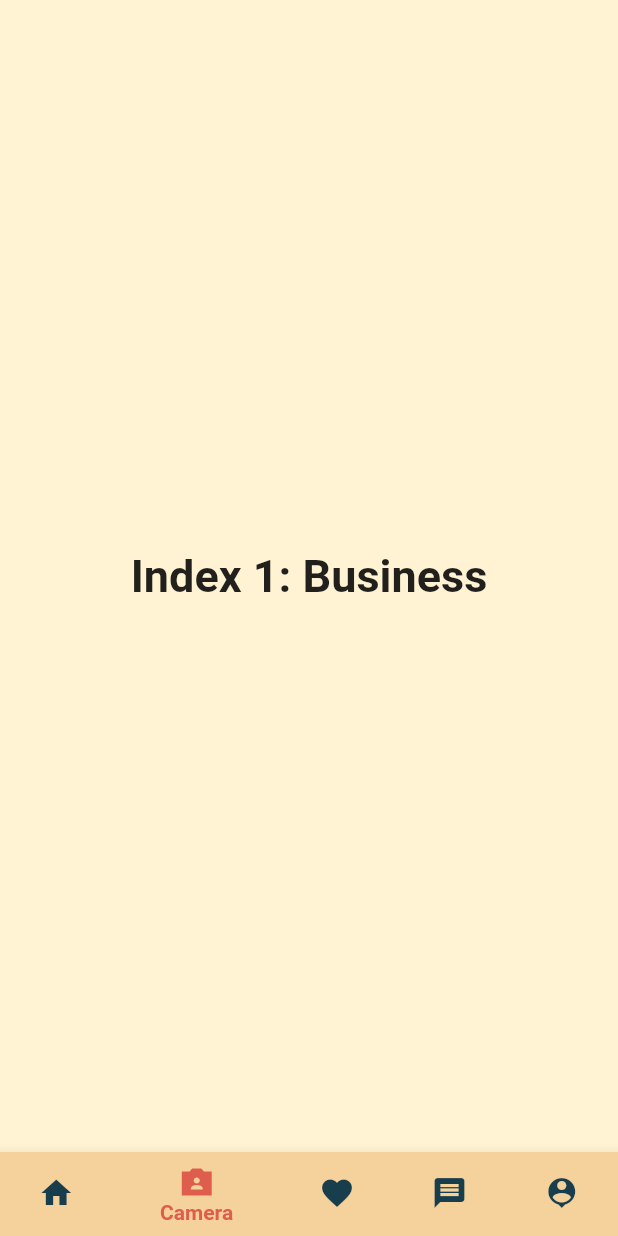
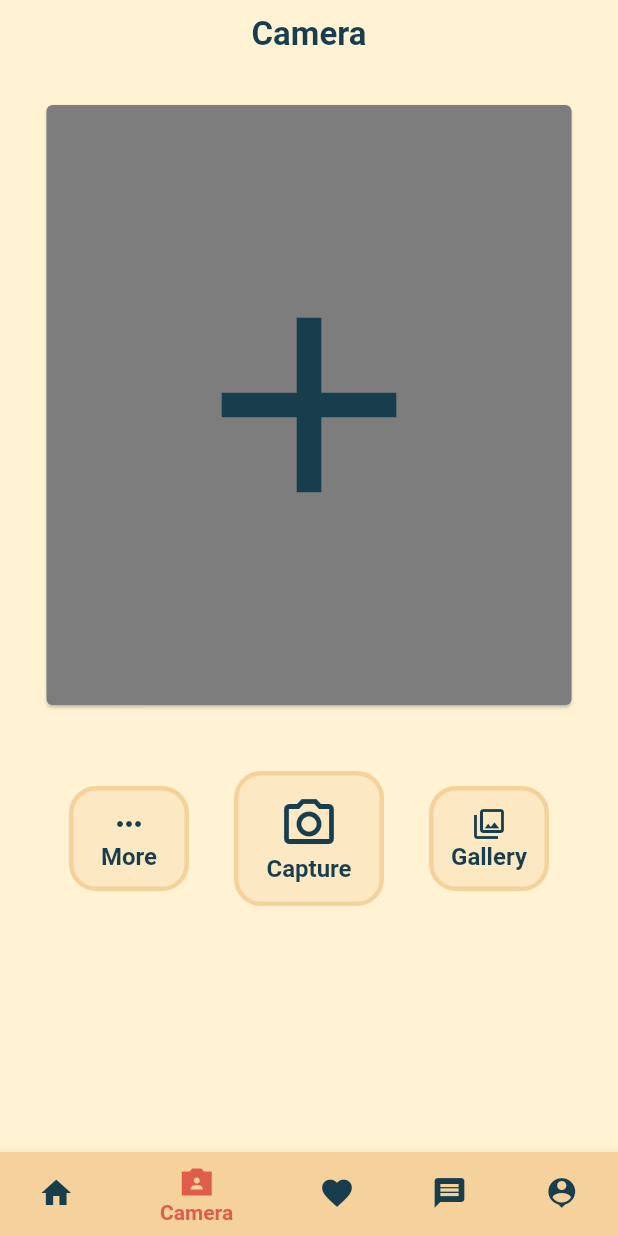
Before and after one commit to TharinduWeerasinghe/FYP_EMuTheraphy_app, a Flutter app: the screen it shows after launch, item 2 of the bottom bar chosen, on a phone screen of 412 x 824 dp. Run offline on Flutter 3.47's test engine with Material 2 defaults, Android fonts, the light colour scheme and no system bars; our stand-ins replace device_preview; missing offline and left inert: dart:ffi.

Commit message:
Implement camera tab

```diff
--- a/lib/colors.dart
+++ b/lib/colors.dart
@@ -4,6 +4,7 @@ const Color mainBGColor = Color(0xFFF5D19B);
 const Color secondBGColor = Color(0xFFFFF3D4);
 const Color mainFontColor = Color(0xFF183D4D);
 const Color darkOrangeColor = Color(0xFFDE5D4D);
+const Color ashColor = Color(0xFF7D7D7D);
 
 //colors with opacity
 Color mainBGColor30 = const Color(0xFFF5D19B).withOpacity(0.3);
--- /dev/null
+++ b/lib/screens/camera_tab_screen.dart
@@ -0,0 +1,124 @@
+import 'package:flutter/material.dart';
+
+import '/colors.dart';
+
+class CameraTab extends StatefulWidget {
+  const CameraTab({Key? key}) : super(key: key);
+
+  @override
+  State<CameraTab> createState() => _CameraTabState();
+}
+
+class _CameraTabState extends State<CameraTab> {
+  @override
+  Widget build(BuildContext context) {
+    return Container(
+      alignment: Alignment.topCenter,
+      child: SingleChildScrollView(
+          child: Column(
+            //crossAxisAlignment: CrossAxisAlignment.start,
+            children: [
+              const Padding(
+                padding: EdgeInsets.symmetric(vertical: 10, horizontal: 25),
+                child: Align(
+                    alignment: Alignment.topCenter,
+                    child: Text("Camera", style: TextStyle(fontSize: 22, color: mainFontColor, fontWeight: FontWeight.bold,),)
+                ),
+              ),
+              const SizedBox(
+                height: 20,
+              ),
+              const Card(
+                color: ashColor,
+                child: SizedBox(
+                  width: 350,
+                  height: 400,
+                  child: Center(
+                    child: Icon(Icons.add, size: 200, color: mainFontColor,),
+                  ),
+                ),
+              ),
+              const SizedBox(
+                height: 40,
+              ),
+              Row(
+                crossAxisAlignment: CrossAxisAlignment.center,
+                mainAxisAlignment: MainAxisAlignment.center,
+                children: [
+                  GestureDetector(
+                    onTap: (){
+                      debugPrint('Card tapped.');
+                    },
+                    child: Container(
+                      height: 70,
+                      width: 80,
+                      decoration: BoxDecoration(
+                        color: mainBGColor30,
+                        border: Border.all(color: mainBGColor, width: 3),
+                        borderRadius: BorderRadius.all(Radius.circular(18)),
+                      ),
+                      child: Column(
+                        mainAxisAlignment: MainAxisAlignment.center,
+                        children: const [
+                          Icon(Icons.more_horiz,color: mainFontColor),
+                          Text("More", style: TextStyle(fontSize: 16, color: mainFontColor, fontWeight: FontWeight.bold,),)
+                        ],
+                      ),
+                    ),
+                  ),
+                  const SizedBox(
+                    width: 30.0,
+                  ),
+                  GestureDetector(
+                    onTap: (){
+                      debugPrint('Card tapped.');
+                    },
+                    child: Container(
+                      height: 90,
+                      width: 100,
+                      decoration: BoxDecoration(
+                        color: mainBGColor30,
+                        border: Border.all(color: mainBGColor, width: 3),
+                        borderRadius: BorderRadius.all(Radius.circular(18)),
+                      ),
+                      child: Column(
+                        mainAxisAlignment: MainAxisAlignment.center,
+                        children: const [
+                          Icon(Icons.camera_alt_outlined, size: 40, color: mainFontColor,),
+                          Text("Capture", style: TextStyle(fontSize: 16, color: mainFontColor, fontWeight: FontWeight.bold,),)
+                        ],
+                      ),
+                    ),
+                  ),
+                  const SizedBox(
+                    width: 30.0,
+                  ),
+                  GestureDetector(
+                    onTap: (){
+                      debugPrint('Card tapped.');
+                    },
+                    child: Container(
+                      height: 70,
+                      width: 80,
+                      decoration: BoxDecoration(
+                        color: mainBGColor30,
+                        border: Border.all(color: mainBGColor, width: 3),
+                        borderRadius: BorderRadius.all(Radius.circular(18)),
+                      ),
+                      child: Column(
+                        mainAxisAlignment: MainAxisAlignment.center,
+                        children: const [
+                          Icon(Icons.photo_library_outlined, color: mainFontColor),
+                          Text("Gallery", style: TextStyle(fontSize: 16, color: mainFontColor, fontWeight: FontWeight.bold,),)
+                        ],
+                      ),
+                    ),
+                  ),
+                ],
+              )
+            ],
+          )
+      ),
+    );
+  }
+}
--- a/lib/screens/home_page.dart
+++ b/lib/screens/home_page.dart
@@ -1,7 +1,9 @@
+import 'package:flutter/material.dart';
+
 import '/colors.dart';
+import '/screens/camera_tab_screen.dart';
+import '/screens/home_tab_screen.dart';
 
-import '/screens/home_tab_screen.dart';
-import 'package:flutter/material.dart';
 
 class HomePage extends StatefulWidget {
   const HomePage({super.key});
@@ -14,12 +16,9 @@ class _HomePageState extends State<HomePage> {
   int _selectedIndex = 0;
   static const TextStyle optionStyle =
   TextStyle(fontSize: 30, fontWeight: FontWeight.bold);
-  static const List<Widget> _widgetOptions = <Widget>[
+  static List<Widget> _widgetOptions = <Widget>[
     HomeTab(),
-    Text(
-      'Index 1: Business',
-      style: optionStyle,
-    ),
+    CameraTab(),
     Text(
       'Index 2: School',
       style: optionStyle,
@@ -58,18 +57,22 @@ class _HomePageState extends State<HomePage> {
             BottomNavigationBarItem(
               icon: Icon(Icons.photo_camera_front_sharp),
               label: 'Camera',
+                backgroundColor: mainBGColor
             ),
             BottomNavigationBarItem(
               icon: Icon(Icons.favorite),
               label: 'Favourite',
+                backgroundColor: mainBGColor
             ),
             BottomNavigationBarItem(
               icon: Icon(Icons.message),
               label: 'Messages',
+                backgroundColor: mainBGColor
             ),
             BottomNavigationBarItem(
               icon: Icon(Icons.person_pin),
               label: 'Profile',
+                backgroundColor: mainBGColor
             ),
           ],
           currentIndex: _selectedIndex,
--- a/pubspec.yaml
+++ b/pubspec.yaml
@@ -63,7 +63,10 @@ flutter:
   assets:
      - assets/icons/l_icon_img.png
      - assets/images/l_img.png
+     - assets/images/testimg.jpg
      - assets/images/sad_img.png
+     - assets/images/happy_img.png
+     - assets/images/happy_s_img.png
 
 
   # An image asset can refer to one or more resolution-specific "variants", see
```
Also changed, not shown: lib/screens/home_tab_screen.dart (+63 -14 lines), assets/images/happy_img.png (added), assets/images/happy_s_img.png (added).
